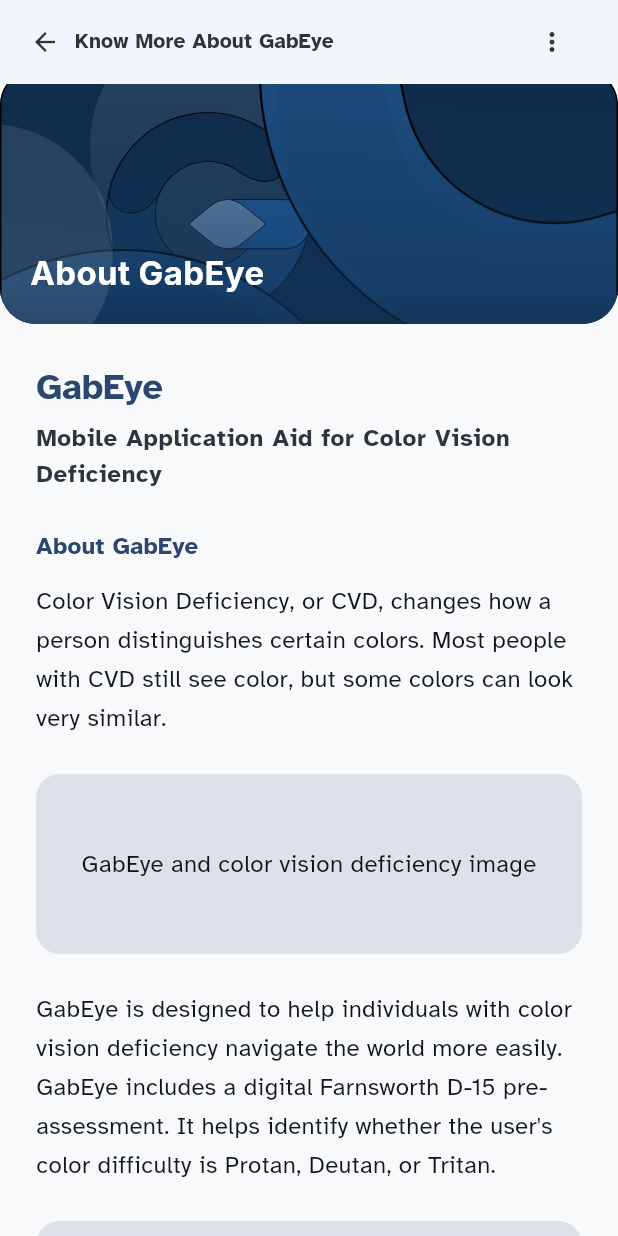
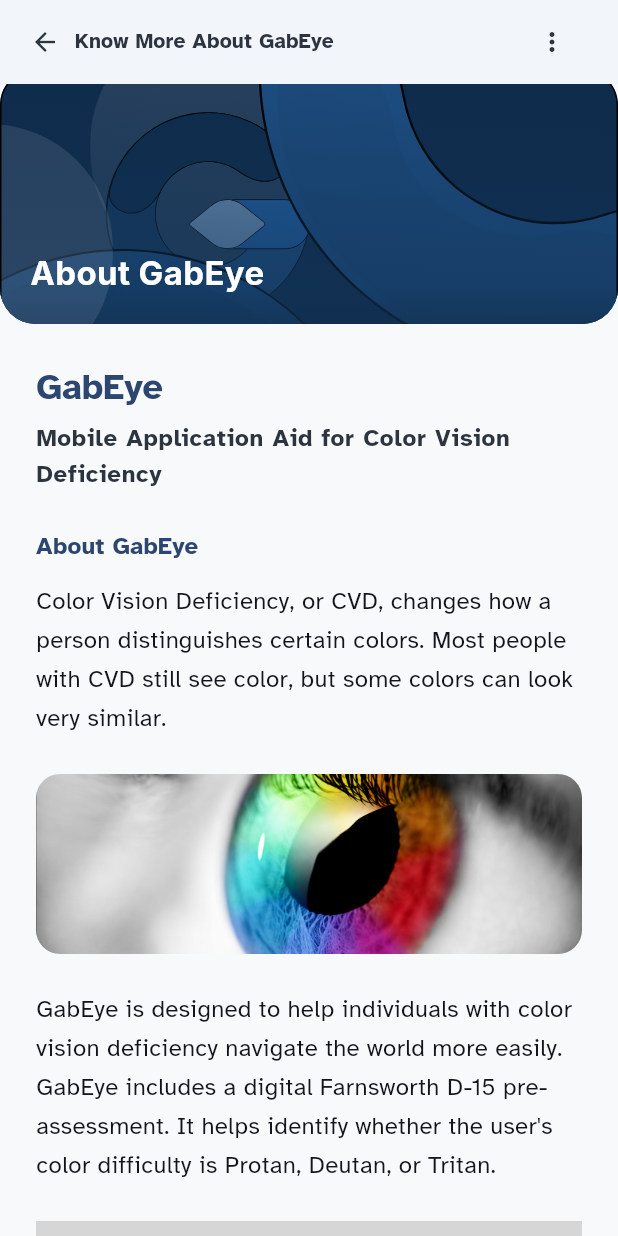
Before and after one commit to dinonIsaig/GabEye, a Flutter app: the ArticleScreenLayout screen opened directly, on a phone screen of 412 x 824 dp. Run offline on Flutter 3.47's test engine with Material 3 defaults, Android fonts, the phone set to English and light mode, and no system bars; our stand-ins replace flutter_svg, google_fonts; grey boxes are pictures that could not be loaded.

Commit message:
added image assets for articles (about, cvds articles), changed modal icon colors, changed modal button layout for dark mode

```diff
--- a/lib/components/navbar/article_navbar.dart
+++ b/lib/components/navbar/article_navbar.dart
@@ -2,7 +2,7 @@
 
 import '../menu_button.dart';
 
-class GabEyeArticleNavbar extends StatelessWidget {
+class GabEyeArticleNavbar extends StatefulWidget {
   const GabEyeArticleNavbar({
     super.key,
     this.title = 'Know More About GabEye',
@@ -15,6 +15,43 @@
   final ValueChanged<MenuButtonOption>? onMenuSelected;
 
   @override
+  State<GabEyeArticleNavbar> createState() => _GabEyeArticleNavbarState();
+}
+
+class _GabEyeArticleNavbarState extends State<GabEyeArticleNavbar> {
+  ScrollNotificationObserverState? _scrollNotificationObserver;
+  bool _isScrolledUnder = false;
+
+  @override
+  void didChangeDependencies() {
+    super.didChangeDependencies();
+
+    final observer = ScrollNotificationObserver.maybeOf(context);
+    if (observer == _scrollNotificationObserver) return;
+
+    _scrollNotificationObserver?.removeListener(_handleScrollNotification);
+    _scrollNotificationObserver = observer;
+    _scrollNotificationObserver?.addListener(_handleScrollNotification);
+  }
+
+  void _handleScrollNotification(ScrollNotification notification) {
+    if (notification.depth != 0 || notification.metrics.axis != Axis.vertical) {
+      return;
+    }
+
+    final isScrolledUnder = notification.metrics.extentBefore > 0;
+    if (isScrolledUnder != _isScrolledUnder && mounted) {
+      setState(() => _isScrolledUnder = isScrolledUnder);
+    }
+  }
+
+  @override
+  void dispose() {
+    _scrollNotificationObserver?.removeListener(_handleScrollNotification);
+    super.dispose();
+  }
+
+  @override
   Widget build(BuildContext context) {
     final colorScheme = Theme.of(context).colorScheme;
     final headerTextColor = Theme.of(context).brightness == Brightness.dark
@@ -23,7 +60,9 @@
 
     return Material(
       color: colorScheme.surfaceContainer,
-      elevation: 0,
+      elevation: _isScrolledUnder ? 6 : 0,
+      shadowColor: Colors.black.withValues(alpha: 0.6),
+      surfaceTintColor: Colors.transparent,
       child: Container(
         decoration: BoxDecoration(color: colorScheme.surfaceContainer),
         child: SafeArea(
@@ -37,7 +76,7 @@
                 children: [
                   Expanded(
                     child: InkWell(
-                      onTap: onBack,
+                      onTap: widget.onBack,
                       borderRadius: BorderRadius.circular(8),
                       child: Row(
                         mainAxisSize: MainAxisSize.min,
@@ -50,7 +89,7 @@
                           const SizedBox(width: 10),
                           Flexible(
                             child: Text(
-                              title,
+                              widget.title,
                               overflow: TextOverflow.ellipsis,
                               style: Theme.of(context).textTheme.labelLarge
                                   ?.copyWith(
@@ -64,7 +103,7 @@
                     ),
                   ),
                   // No onPressed passed -> renders as PopupMenuButton.
-                  MenuButton(onSelected: onMenuSelected),
+                  MenuButton(onSelected: widget.onMenuSelected),
                 ],
               ),
             ),
--- a/lib/features/featured_reads/articles/gabeye_article.dart
+++ b/lib/features/featured_reads/articles/gabeye_article.dart
@@ -18,6 +18,7 @@
   final String? description;
   final bool showImage;
   final String imageLabel;
+  final String? imagePath;
   final List<FeatureItem>? features;
 
   ArticleSection({
@@ -25,6 +26,7 @@
     this.description,
     this.showImage = false,
     this.imageLabel = 'Article image placeholder',
+    this.imagePath,
     this.features,
   });
 }
@@ -52,6 +54,7 @@
               'Most people with CVD still see color, but some colors can look very similar.',
           showImage: true,
           imageLabel: 'GabEye and color vision deficiency image',
+          imagePath: 'assets/images/cvd_cover.png',
         ),
         ArticleSection(
           description:
@@ -59,6 +62,7 @@
               "GabEye includes a digital Farnsworth D-15 pre-assessment. It helps identify whether the user's color difficulty is Protan, Deutan, or Tritan.",
           showImage: true,
           imageLabel: 'GabEye pre-assessment image',
+          imagePath: 'assets/images/gabeye_cover.png',
         ),
         ArticleSection(
           title: 'Learn About CVD Types',
@@ -117,6 +121,7 @@
               'Protan is a type of red-green Color Vision Deficiency. It involves the L-cones, which are associated with sensitivity to red light.',
           showImage: true,
           imageLabel: 'Protan color comparison image',
+          imagePath: 'assets/images/nv_protan.png',
         ),
         ArticleSection(
           title: 'What You Might Notice',
@@ -125,6 +130,7 @@
               'Some colors can also become harder to separate from one another. This can affect color-dependent information in everyday situations.',
           showImage: true,
           imageLabel: 'Everyday Protan example image',
+          imagePath: 'assets/images/ev_protan.png',
         ),
         ArticleSection(
           title: 'How Does GabEye Help You?',
@@ -152,6 +158,7 @@
               'Deutan is another type of red-green Color Vision Deficiency. It involves the M-cones, which are associated with sensitivity to green light.',
           showImage: true,
           imageLabel: 'Deutan color comparison image',
+          imagePath: 'assets/images/nv_deutan.png',
         ),
         ArticleSection(
           title: 'What You Might Notice',
@@ -160,6 +167,7 @@
               'The level of difficulty can vary between users. This makes personalized color assistance important for everyday tasks.',
           showImage: true,
           imageLabel: 'Everyday Deutan example image',
+          imagePath: 'assets/images/ev_deutan.png',
         ),
         ArticleSection(
           title: 'How Does GabEye Help You?',
@@ -187,6 +195,7 @@
               'Tritan is a rarer type of Color Vision Deficiency. It affects the S-cones, which are associated with sensitivity to blue light.',
           showImage: true,
           imageLabel: 'Tritan color comparison image',
+          imagePath: 'assets/images/nv_tritan.png',
         ),
         ArticleSection(
           title: 'What You Might Notice',
@@ -195,6 +204,7 @@
               "Blue may sometimes appear greenish. Yellow may appear gray or light purple, depending on the person's deficiency.",
           showImage: true,
           imageLabel: 'Everyday Tritan example image',
+          imagePath: 'assets/images/ev_tritan.png',
         ),
         ArticleSection(
           title: 'How Does GabEye Help You?',
@@ -475,7 +485,7 @@
           if (section.features != null && section.features!.isNotEmpty)
             FeatureContainerGroup(features: section.features!)
           else
-            ImageRow(label: section.imageLabel),
+            ImageRow(label: section.imageLabel, imagePath: section.imagePath),
         ],
       ],
     );
@@ -567,11 +577,25 @@
 
 class ImageRow extends StatelessWidget {
   final String label;
+  final String? imagePath;
 
-  const ImageRow({super.key, required this.label});
+  const ImageRow({super.key, required this.label, this.imagePath});
 
   @override
   Widget build(BuildContext context) {
+    if (imagePath != null) {
+      return ClipRRect(
+        borderRadius: BorderRadius.circular(16),
+        child: Image.asset(
+          imagePath!,
+          height: 120,
+          width: double.infinity,
+          fit: BoxFit.cover,
+          semanticLabel: label,
+        ),
+      );
+    }
+
     return Container(
       height: 120,
       width: double.infinity,
```
Also changed, not shown: lib/features/featured_reads/settings/help_feedback_screen.dart (+29 -4 lines), assets/images/cvd_cover.png (added), assets/images/ev_deutan.png (added), assets/images/ev_protan.png (added), assets/images/ev_tritan.png (added), 4 other files.
